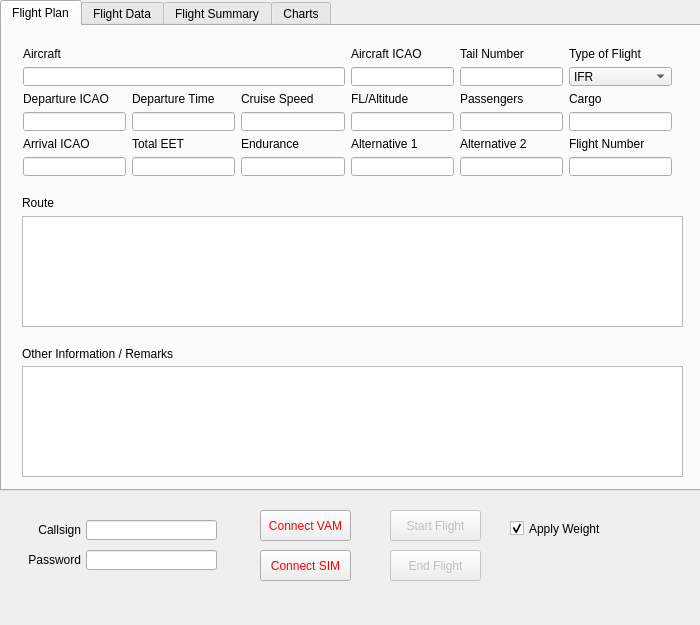
This is mainwindow.ui in Maeyanie/OAACARS as Qt 5 draws it before an edit. The edited form follows.
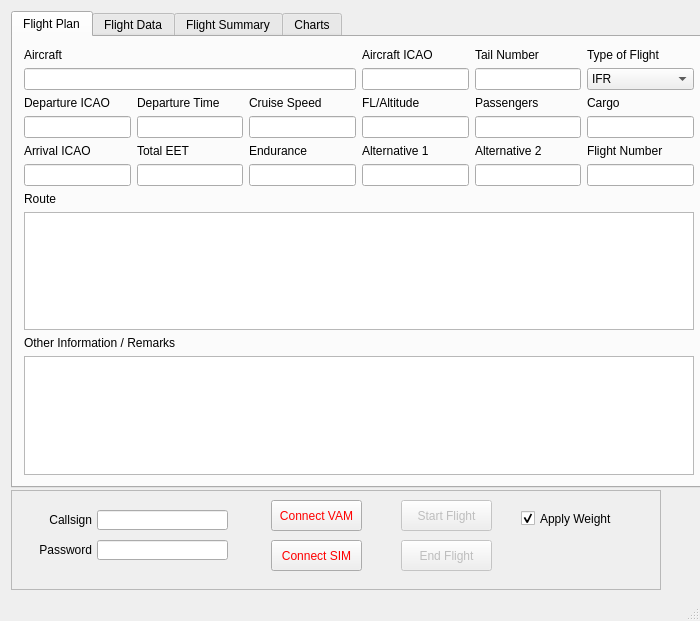
This is the edited form.

Commit message: Support resizing the window.

```diff
--- a/mainwindow.ui
+++ b/mainwindow.ui
@@ -7,27 +7,45 @@
     <x>0</x>
     <y>0</y>
     <width>700</width>
-    <height>625</height>
+    <height>621</height>
    </rect>
   </property>
   <property name="sizePolicy">
-   <sizepolicy hsizetype="Fixed" vsizetype="Fixed">
+   <sizepolicy hsizetype="MinimumExpanding" vsizetype="MinimumExpanding">
     <horstretch>0</horstretch>
     <verstretch>0</verstretch>
    </sizepolicy>
   </property>
+  <property name="minimumSize">
+   <size>
+    <width>700</width>
+    <height>621</height>
+   </size>
+  </property>
   <property name="windowTitle">
    <string>OAACARS</string>
   </property>
   <widget class="QWidget" name="centralWidget">
+   <property name="sizePolicy">
+    <sizepolicy hsizetype="Expanding" vsizetype="Expanding">
+     <horstretch>0</horstretch>
+     <verstretch>0</verstretch>
+    </sizepolicy>
+   </property>
+   <property name="minimumSize">
+    <size>
+     <width>700</width>
+     <height>601</height>
+    </size>
+   </property>
+   <layout class="QVBoxLayout" name="verticalLayout_2">
+    <item>
    <widget class="QTabWidget" name="tabWidget">
-    <property name="geometry">
-     <rect>
-      <x>0</x>
-      <y>0</y>
-      <width>701</width>
-      <height>491</height>
-     </rect>
+      <property name="minimumSize">
+       <size>
+        <width>696</width>
+        <height>477</height>
+       </size>
     </property>
     <property name="currentIndex">
      <number>0</number>
@@ -36,15 +54,8 @@
      <attribute name="title">
       <string>Flight Plan</string>
      </attribute>
-     <widget class="QWidget" name="gridLayoutWidget_2">
-      <property name="geometry">
-       <rect>
-        <x>10</x>
-        <y>10</y>
-        <width>671</width>
-        <height>151</height>
-       </rect>
-      </property>
+       <layout class="QVBoxLayout" name="verticalLayout_3">
+        <item>
       <layout class="QGridLayout" name="gridLayout_2">
        <item row="3" column="2">
         <widget class="QLineEdit" name="cruiseSpeed"/>
@@ -225,67 +236,53 @@
         <widget class="QLineEdit" name="flightNo"/>
        </item>
       </layout>
-     </widget>
+        </item>
+        <item>
      <widget class="QLabel" name="label_33">
-      <property name="geometry">
-       <rect>
-        <x>20</x>
-        <y>170</y>
-        <width>47</width>
-        <height>13</height>
-       </rect>
-      </property>
       <property name="text">
        <string>Route</string>
       </property>
      </widget>
+        </item>
+        <item>
      <widget class="QPlainTextEdit" name="route">
-      <property name="geometry">
-       <rect>
-        <x>20</x>
-        <y>190</y>
+          <property name="minimumSize">
+           <size>
         <width>661</width>
         <height>111</height>
-       </rect>
-      </property>
-     </widget>
+           </size>
+          </property>
+         </widget>
+        </item>
+        <item>
      <widget class="QLabel" name="label_34">
-      <property name="geometry">
-       <rect>
-        <x>20</x>
-        <y>320</y>
-        <width>211</width>
-        <height>16</height>
-       </rect>
-      </property>
       <property name="text">
        <string>Other Information / Remarks</string>
       </property>
      </widget>
+        </item>
+        <item>
      <widget class="QPlainTextEdit" name="remarks">
-      <property name="geometry">
-       <rect>
-        <x>20</x>
-        <y>340</y>
+          <property name="minimumSize">
+           <size>
         <width>661</width>
         <height>111</height>
-       </rect>
-      </property>
-     </widget>
+           </size>
+          </property>
+         </widget>
+        </item>
+       </layout>
     </widget>
     <widget class="QWidget" name="dataTab">
+       <property name="minimumSize">
+        <size>
+         <width>690</width>
+         <height>451</height>
+        </size>
+       </property>
      <attribute name="title">
       <string>Flight Data</string>
      </attribute>
-     <widget class="QWidget" name="verticalLayoutWidget">
-      <property name="geometry">
-       <rect>
-        <x>10</x>
-        <y>10</y>
-        <width>671</width>
-        <height>441</height>
-       </rect>
-      </property>
       <layout class="QVBoxLayout" name="verticalLayout">
        <item>
         <layout class="QGridLayout" name="gridLayout">
@@ -511,6 +508,12 @@
        </item>
        <item>
         <widget class="QTextEdit" name="flightEvents">
+          <property name="minimumSize">
+           <size>
+            <width>669</width>
+            <height>144</height>
+           </size>
+          </property>
          <property name="verticalScrollBarPolicy">
           <enum>Qt::ScrollBarAlwaysOn</enum>
          </property>
@@ -528,6 +531,12 @@
        </item>
        <item>
         <widget class="QTextEdit" name="critEvents">
+          <property name="minimumSize">
+           <size>
+            <width>669</width>
+            <height>144</height>
+           </size>
+          </property>
          <property name="verticalScrollBarPolicy">
           <enum>Qt::ScrollBarAlwaysOn</enum>
          </property>
@@ -537,21 +546,13 @@
         </widget>
        </item>
       </layout>
-     </widget>
     </widget>
     <widget class="QWidget" name="summaryTab">
      <attribute name="title">
       <string>Flight Summary</string>
      </attribute>
-     <widget class="QWidget" name="gridLayoutWidget">
-      <property name="geometry">
-       <rect>
-        <x>9</x>
-        <y>9</y>
-        <width>681</width>
-        <height>451</height>
-       </rect>
-      </property>
+       <layout class="QVBoxLayout" name="verticalLayout_4">
+        <item>
       <layout class="QGridLayout" name="gridLayout_3">
        <item row="0" column="1">
         <widget class="QLineEdit" name="fsDepIcao">
@@ -781,31 +782,30 @@
         </widget>
        </item>
       </layout>
-     </widget>
+        </item>
+       </layout>
     </widget>
     <widget class="QWidget" name="chartTab">
      <attribute name="title">
       <string>Charts</string>
      </attribute>
-     <widget class="QWidget" name="verticalLayoutWidget_2">
-      <property name="geometry">
-       <rect>
-        <x>9</x>
-        <y>9</y>
-        <width>681</width>
-        <height>401</height>
-       </rect>
-      </property>
+       <layout class="QVBoxLayout" name="verticalLayout_5">
+        <item>
       <layout class="QVBoxLayout" name="chartLayout"/>
-     </widget>
-     <widget class="QWidget" name="horizontalLayoutWidget">
-      <property name="geometry">
-       <rect>
-        <x>10</x>
-        <y>430</y>
-        <width>681</width>
-        <height>31</height>
-       </rect>
+        </item>
+        <item>
+         <widget class="QFrame" name="frame_2">
+          <property name="sizePolicy">
+           <sizepolicy hsizetype="Preferred" vsizetype="Fixed">
+            <horstretch>0</horstretch>
+            <verstretch>0</verstretch>
+           </sizepolicy>
+          </property>
+          <property name="frameShape">
+           <enum>QFrame::StyledPanel</enum>
+          </property>
+          <property name="frameShadow">
+           <enum>QFrame::Raised</enum>
       </property>
       <layout class="QHBoxLayout" name="horizontalLayout">
        <item>
@@ -831,129 +831,36 @@
        </item>
       </layout>
      </widget>
-    </widget>
-   </widget>
-   <widget class="QLabel" name="label_15">
-    <property name="geometry">
-     <rect>
-      <x>10</x>
-      <y>520</y>
-      <width>71</width>
-      <height>20</height>
-     </rect>
-    </property>
-    <property name="text">
-     <string>Callsign</string>
-    </property>
-    <property name="alignment">
-     <set>Qt::AlignRight|Qt::AlignTrailing|Qt::AlignVCenter</set>
-    </property>
-   </widget>
-   <widget class="QLabel" name="label_16">
-    <property name="geometry">
-     <rect>
-      <x>10</x>
-      <y>550</y>
-      <width>71</width>
-      <height>20</height>
-     </rect>
-    </property>
-    <property name="text">
-     <string>Password</string>
-    </property>
-    <property name="alignment">
-     <set>Qt::AlignRight|Qt::AlignTrailing|Qt::AlignVCenter</set>
-    </property>
-   </widget>
-   <widget class="QLineEdit" name="callsign">
-    <property name="geometry">
-     <rect>
-      <x>86</x>
-      <y>520</y>
-      <width>131</width>
-      <height>20</height>
-     </rect>
-    </property>
-   </widget>
-   <widget class="QLineEdit" name="password">
-    <property name="geometry">
-     <rect>
-      <x>86</x>
-      <y>550</y>
-      <width>131</width>
-      <height>20</height>
-     </rect>
-    </property>
-   </widget>
-   <widget class="QPushButton" name="connectButton">
-    <property name="geometry">
-     <rect>
-      <x>260</x>
-      <y>510</y>
-      <width>91</width>
-      <height>31</height>
-     </rect>
-    </property>
-    <property name="styleSheet">
-     <string notr="true">QPushButton { color: rgb(255,0,0); }</string>
-    </property>
-    <property name="text">
-     <string>Connect VAM</string>
-    </property>
-   </widget>
-   <widget class="QPushButton" name="startButton">
-    <property name="enabled">
-     <bool>false</bool>
-    </property>
-    <property name="geometry">
-     <rect>
-      <x>390</x>
-      <y>510</y>
-      <width>91</width>
-      <height>31</height>
-     </rect>
-    </property>
-    <property name="text">
-     <string>Start Flight</string>
-    </property>
-   </widget>
-   <widget class="QPushButton" name="endButton">
-    <property name="enabled">
-     <bool>false</bool>
-    </property>
-    <property name="geometry">
-     <rect>
-      <x>390</x>
-      <y>550</y>
-      <width>91</width>
-      <height>31</height>
-     </rect>
-    </property>
-    <property name="text">
-     <string>End Flight</string>
-    </property>
-   </widget>
-   <widget class="QPushButton" name="conSim">
-    <property name="geometry">
-     <rect>
-      <x>260</x>
-      <y>550</y>
-      <width>91</width>
-      <height>31</height>
-     </rect>
-    </property>
-    <property name="styleSheet">
-     <string notr="true">QPushButton { color: rgb(255,0,0); }</string>
-    </property>
-    <property name="text">
-     <string>Connect SIM</string>
-    </property>
-   </widget>
+        </item>
+       </layout>
+      </widget>
+     </widget>
+    </item>
+    <item>
+     <widget class="QFrame" name="frame">
+      <property name="sizePolicy">
+       <sizepolicy hsizetype="Fixed" vsizetype="Fixed">
+        <horstretch>0</horstretch>
+        <verstretch>0</verstretch>
+       </sizepolicy>
+      </property>
+      <property name="minimumSize">
+       <size>
+        <width>650</width>
+        <height>100</height>
+       </size>
+      </property>
+      <property name="frameShape">
+       <enum>QFrame::StyledPanel</enum>
+      </property>
+      <property name="frameShadow">
+       <enum>QFrame::Raised</enum>
+      </property>
    <widget class="QCheckBox" name="applyWeight">
     <property name="geometry">
      <rect>
       <x>510</x>
-      <y>520</y>
+         <y>20</y>
       <width>141</width>
       <height>17</height>
      </rect>
@@ -968,12 +875,127 @@
      <bool>true</bool>
     </property>
    </widget>
-  </widget>
-  <widget class="QStatusBar" name="statusBar">
-   <property name="sizeGripEnabled">
+      <widget class="QPushButton" name="endButton">
+       <property name="enabled">
+        <bool>false</bool>
+       </property>
+       <property name="geometry">
+        <rect>
+         <x>390</x>
+         <y>50</y>
+         <width>91</width>
+         <height>31</height>
+        </rect>
+       </property>
+       <property name="text">
+        <string>End Flight</string>
+       </property>
+      </widget>
+      <widget class="QLineEdit" name="callsign">
+       <property name="geometry">
+        <rect>
+         <x>86</x>
+         <y>20</y>
+         <width>131</width>
+         <height>20</height>
+        </rect>
+       </property>
+      </widget>
+      <widget class="QLineEdit" name="password">
+       <property name="geometry">
+        <rect>
+         <x>86</x>
+         <y>50</y>
+         <width>131</width>
+         <height>20</height>
+        </rect>
+       </property>
+      </widget>
+      <widget class="QPushButton" name="connectButton">
+       <property name="geometry">
+        <rect>
+         <x>260</x>
+         <y>10</y>
+         <width>91</width>
+         <height>31</height>
+        </rect>
+       </property>
+       <property name="styleSheet">
+        <string notr="true">QPushButton { color: rgb(255,0,0); }</string>
+       </property>
+       <property name="text">
+        <string>Connect VAM</string>
+       </property>
+      </widget>
+      <widget class="QPushButton" name="conSim">
+       <property name="geometry">
+        <rect>
+         <x>260</x>
+         <y>50</y>
+         <width>91</width>
+         <height>31</height>
+        </rect>
+       </property>
+       <property name="styleSheet">
+        <string notr="true">QPushButton { color: rgb(255,0,0); }</string>
+       </property>
+       <property name="text">
+        <string>Connect SIM</string>
+       </property>
+      </widget>
+      <widget class="QLabel" name="label_16">
+       <property name="geometry">
+        <rect>
+         <x>10</x>
+         <y>50</y>
+         <width>71</width>
+         <height>20</height>
+        </rect>
+       </property>
+       <property name="text">
+        <string>Password</string>
+       </property>
+       <property name="alignment">
+        <set>Qt::AlignRight|Qt::AlignTrailing|Qt::AlignVCenter</set>
+       </property>
+      </widget>
+      <widget class="QPushButton" name="startButton">
+       <property name="enabled">
     <bool>false</bool>
    </property>
-  </widget>
+       <property name="geometry">
+        <rect>
+         <x>390</x>
+         <y>10</y>
+         <width>91</width>
+         <height>31</height>
+        </rect>
+       </property>
+       <property name="text">
+        <string>Start Flight</string>
+       </property>
+      </widget>
+      <widget class="QLabel" name="label_15">
+       <property name="geometry">
+        <rect>
+         <x>10</x>
+         <y>20</y>
+         <width>71</width>
+         <height>20</height>
+        </rect>
+       </property>
+       <property name="text">
+        <string>Callsign</string>
+       </property>
+       <property name="alignment">
+        <set>Qt::AlignRight|Qt::AlignTrailing|Qt::AlignVCenter</set>
+       </property>
+      </widget>
+     </widget>
+    </item>
+   </layout>
+  </widget>
+  <widget class="QStatusBar" name="statusBar"/>
  </widget>
  <layoutdefault spacing="6" margin="11"/>
  <tabstops>
```
Left out of the diff: 1 changed line with no effect on the pictures. Lines whose indentation alone changed are shown as unchanged.
